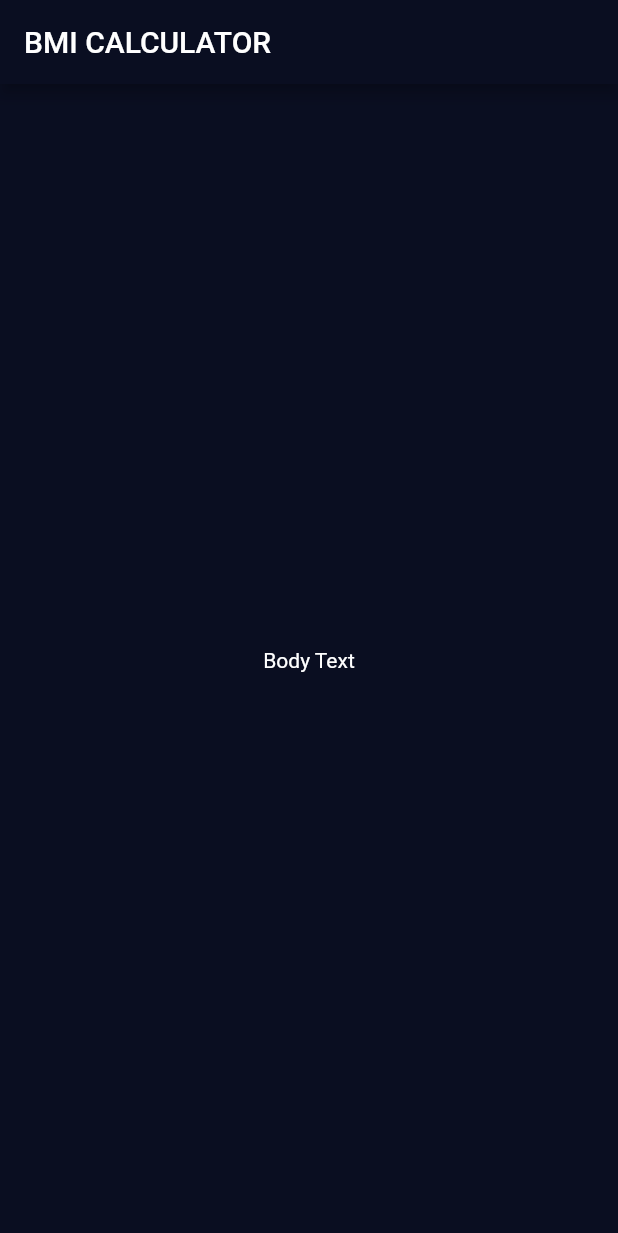
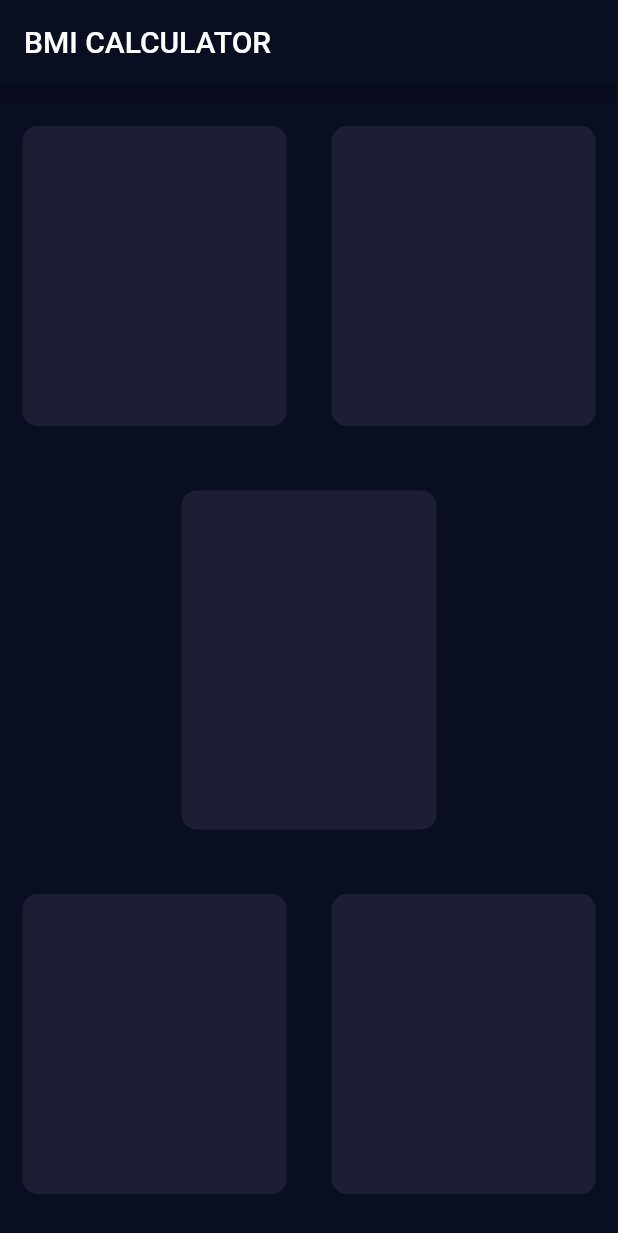
Before and after one commit to Tarlochan5268/BMI_Calculator_Flutter, a Flutter app: the screen it shows after launch, on a phone screen of 412 x 824 dp. Shown: the top 1233 px of the screen. Run offline on Flutter 3.47's test engine with Material 2 defaults, Android fonts, the phone set to English and light mode, and no system bars.

Commit message:
Refractored the container widget to make new Reusable Card

```diff
--- a/lib/inputPage.dart
+++ b/lib/inputPage.dart
@@ -12,9 +12,49 @@ class _InputPageState extends State<InputPage> {
       appBar: AppBar(
         title: Text('BMI CALCULATOR'),
       ),
-      body: Center(
-        child: Text('Body Text'),
+      body: Column(
+        children: <Widget>[
+          Expanded(
+            child: Row(
+              children: <Widget>[
+                Expanded(
+                  child: ReusableCard(),
+                ),
+                Expanded(
+                  child: ReusableCard(),
+                ),
+              ],
+            ),
+          ),
+          Expanded(
+            child: ReusableCard(),
+          ),
+          Expanded(
+            child: Row(
+              children: <Widget>[
+                Expanded(
+                  child: ReusableCard(),
+                ),
+                Expanded(
+                  child: ReusableCard(),
+                ),
+              ],
+            ),
+          ),
+        ],
       ),
+
+      /*
+        body: Container(
+        height: 200,
+        width: 170,
+        margin: EdgeInsets.all(15),
+        decoration: BoxDecoration(
+          color: Color(0xFF1D1E33), //color property go inside decoration
+          borderRadius: BorderRadius.circular(10),
+        ),
+      ),
+      */
       //just wrap any widget inside Theme widget to change its theme
       /*
         floatingActionButton: Theme(
@@ -27,3 +67,23 @@ class _InputPageState extends State<InputPage> {
     );
   }
 }
+
+//Refactoring of widget
+class ReusableCard extends StatelessWidget {
+  const ReusableCard({
+    Key key,
+  }) : super(key: key);
+
+  @override
+  Widget build(BuildContext context) {
+    return Container(
+      height: 200,
+      width: 170,
+      margin: EdgeInsets.all(15),
+      decoration: BoxDecoration(
+        color: Color(0xFF1D1E33), //color property go inside decoration
+        borderRadius: BorderRadius.circular(10),
+      ),
+    );
+  }
+}
```
